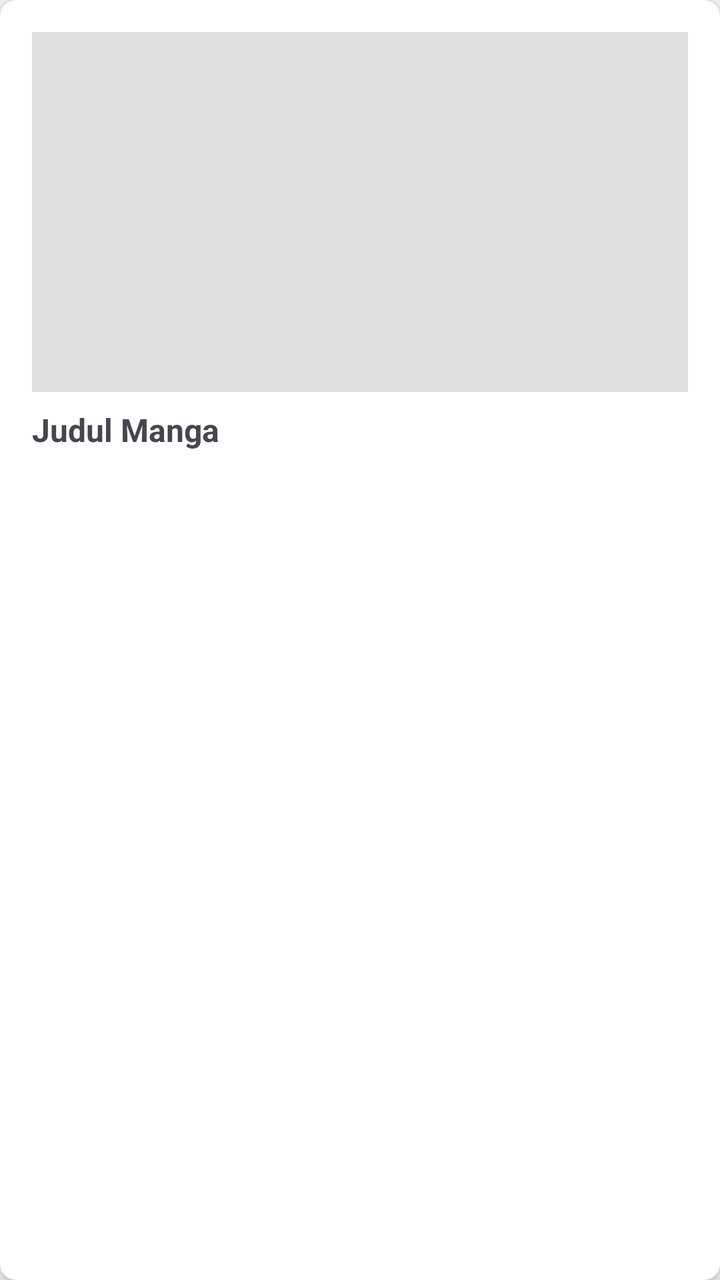
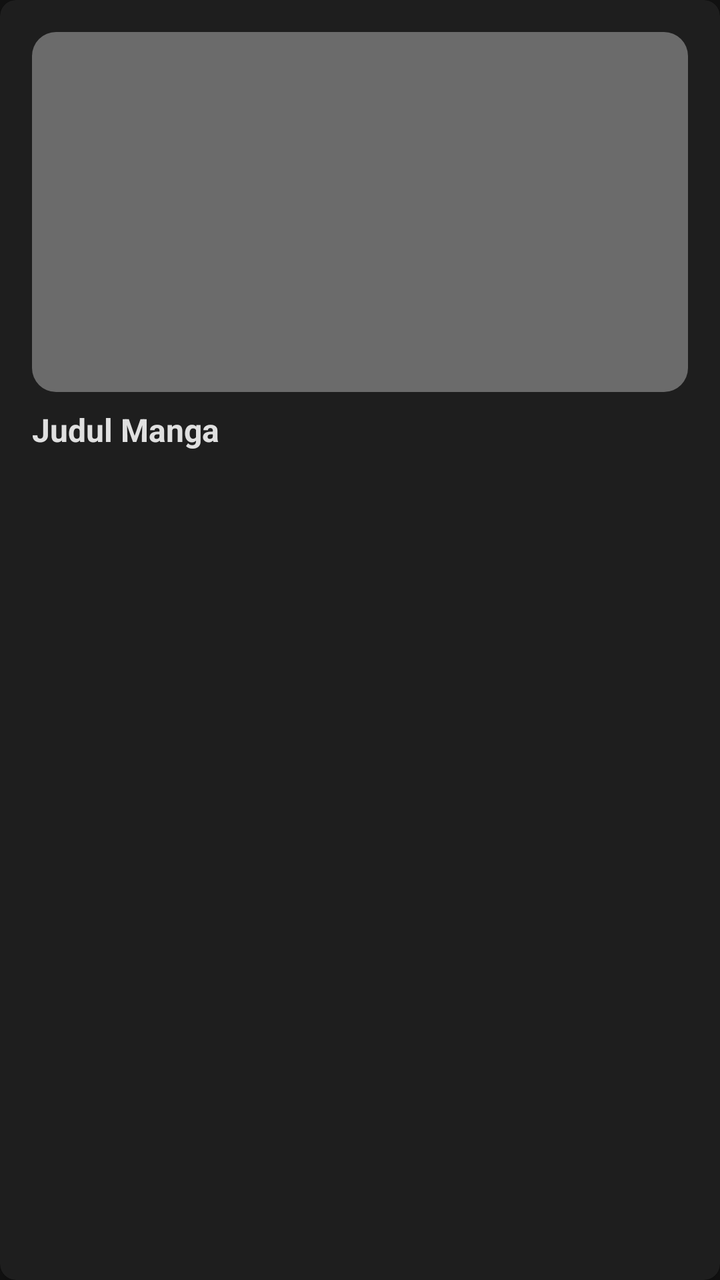

An Android layout rendered at two revisions. The XML below is the earlier revision; the diff shows what the commit changed to produce the second picture.
<!-- AndroidManifest.xml: application theme Theme.MangaReader -->
<!-- res/layout/item_manga.xml -->
<?xml version="1.0" encoding="utf-8"?>
<androidx.cardview.widget.CardView xmlns:android="http://schemas.android.com/apk/res/android"
    xmlns:app="http://schemas.android.com/apk/res-auto"
    android:layout_width="match_parent"
    android:layout_height="wrap_content"
    android:layout_margin="8dp"
    app:cardCornerRadius="8dp"
    app:cardElevation="4dp">

    <LinearLayout
        android:layout_width="match_parent"
        android:layout_height="wrap_content"
        android:orientation="vertical"
        android:padding="16dp">

        <ImageView
            android:id="@+id/ivCover"
            android:layout_width="match_parent"
            android:layout_height="180dp"
            android:scaleType="centerCrop"
            android:background="#E0E0E0"
            android:layout_marginBottom="8dp" />

        <TextView
            android:id="@+id/tvMangaTitle"
            android:layout_width="match_parent"
            android:layout_height="wrap_content"
            android:text="Judul Manga"
            android:textSize="16sp"
            android:textStyle="bold"
            android:maxLines="2"
            android:ellipsize="end" />

    </LinearLayout>
</androidx.cardview.widget.CardView>
<!-- resources referenced by this layout -->
<resources>
  <style name="Theme.MangaReader" parent="Base.Theme.MangaReader" />
  <style name="Base.Theme.MangaReader" parent="Theme.Material3.DayNight.NoActionBar">
          
          
      </style>
</resources>

<!-- the commit's change to res/layout/item_manga.xml (unified diff, before → after) -->
@@ -4,6 +4,7 @@
     android:layout_width="match_parent"
     android:layout_height="wrap_content"
     android:layout_margin="8dp"
+    app:cardBackgroundColor="?attr/colorSurfaceVariant"
     app:cardCornerRadius="8dp"
     app:cardElevation="4dp">
 
@@ -13,12 +14,14 @@
         android:orientation="vertical"
         android:padding="16dp">
 
-        <ImageView
+        <com.google.android.material.imageview.ShapeableImageView
             android:id="@+id/ivCover"
             android:layout_width="match_parent"
             android:layout_height="180dp"
             android:scaleType="centerCrop"
-            android:background="#E0E0E0"
+            android:background="?attr/colorOutline"
+            app:shapeAppearanceOverlay="@style/ShapeAppearance.MangaReader.Image"
+            app:cornerSize="12dp"
             android:layout_marginBottom="8dp" />
 
         <TextView
@@ -26,6 +29,7 @@
             android:layout_width="match_parent"
             android:layout_height="wrap_content"
             android:text="Judul Manga"
+            android:textColor="?attr/colorOnSurface"
             android:textSize="16sp"
             android:textStyle="bold"
             android:maxLines="2"
<!-- resource entries referenced after the edit -->
@@ -1,9 +1,25 @@
 <!-- resources referenced by this layout -->
 <resources>
+  <style name="ShapeAppearance.MangaReader.Image" parent="">
+          <item name="cornerFamily">rounded</item>
+          <item name="cornerSize">12dp</item>
+      </style>
   <style name="Theme.MangaReader" parent="Base.Theme.MangaReader" />
-  <style name="Base.Theme.MangaReader" parent="Theme.Material3.DayNight.NoActionBar">
-          
-          
+  <style name="Base.Theme.MangaReader" parent="Theme.MaterialComponents.DayNight.NoActionBar">
+          <item name="colorPrimary">@color/md_primary</item>
+          <item name="colorSurface">@color/md_surface</item>
+          <item name="colorOnSurface">@color/md_on_surface</item>
+          <item name="colorSurfaceVariant">@color/md_surface_container</item>
+          <item name="colorOutline">@color/md_outline</item>
+          <item name="android:windowBackground">@color/md_surface</item>
+          <item name="android:colorBackground">@color/md_surface</item>
+          <item name="android:textColor">@color/md_on_surface</item>
+          <item name="android:forceDarkAllowed">false</item>
       </style>
+  <color name="md_primary">#F57C00</color>
+  <color name="md_surface">#121212</color>
+  <color name="md_on_surface">#E0E0E0</color>
+  <color name="md_surface_container">#1E1E1E</color>
+  <color name="md_outline">#6B6B6B</color>
 </resources>
 
